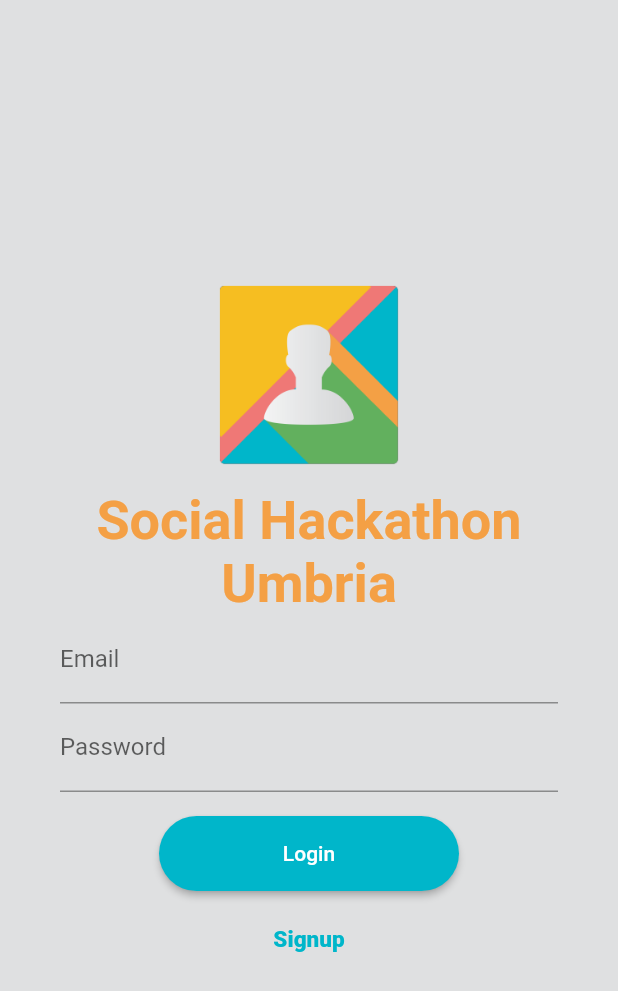
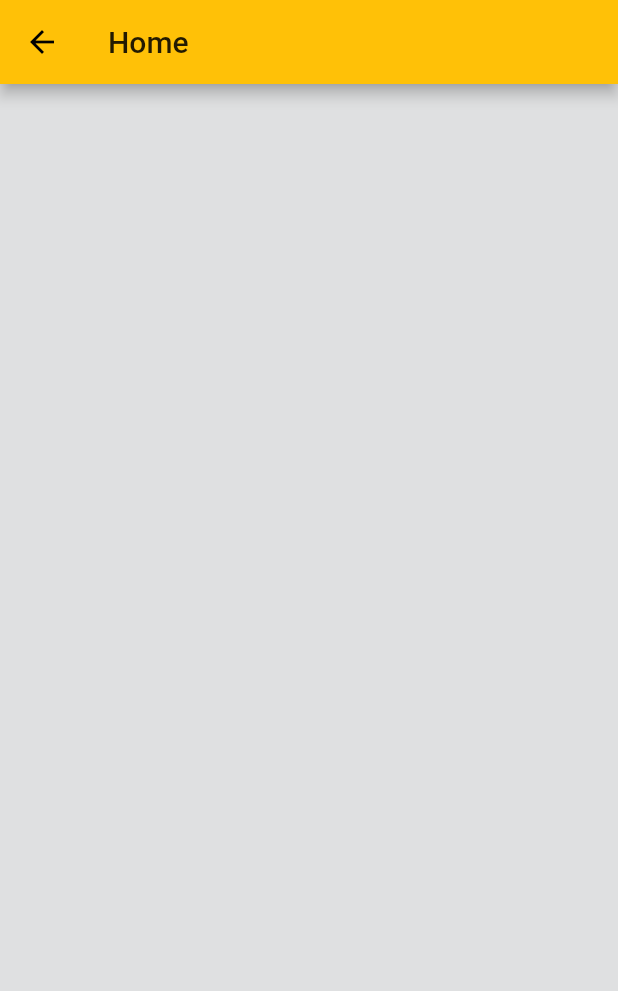
Before and after one commit to INDAPP/social_hackathon_umbria, a Flutter app: the Home screen opened directly, on a phone screen of 412 x 824 dp. Shown: the top 991 px of the screen. Run offline on Flutter 3.47's test engine with Material 2 defaults, Android fonts, the phone set to English and light mode, and no system bars.

```diff
--- a/lib/app.dart
+++ b/lib/app.dart
@@ -1,11 +1,11 @@
 import 'package:flutter/material.dart';
-import 'package:social_hackathon_umbria/home.dart';
+import 'package:social_hackathon_umbria/login.dart';
 
 class App extends StatelessWidget {
   @override
   Widget build(BuildContext context) => MaterialApp(
         title: "Social Hackathon",
-        home: Home(),
+        home: Login(),
         theme: _createTheme(),
       );
 
--- a/lib/home.dart
+++ b/lib/home.dart
@@ -1,140 +1,26 @@
 import 'package:flutter/material.dart';
-import 'package:social_hackathon_umbria/signup.dart';
+import 'package:social_hackathon_umbria/model_post.dart';
 
-const String myUsername = "Riccardo";
-const String myPassword = "123456";
-
-class Home extends StatefulWidget {
+class Home extends StatelessWidget {
   @override
-  State<StatefulWidget> createState() {
-    return _HomeState();
-  }
+  Widget build(BuildContext context) => Scaffold(
+        appBar: AppBar(
+          title: Text("Home"),
+        ),
+      );
 }
 
-class _HomeState extends State<Home> {
-  GlobalKey<FormState> _formKey = GlobalKey();
-
-  String? _email;
-  String? _password;
-
-  @override
-  Widget build(BuildContext context) => Scaffold(
-        body: Center(
-          child: SingleChildScrollView(
-            padding: const EdgeInsets.symmetric(vertical: 20, horizontal: 40),
-            child: Column(
-              mainAxisSize: MainAxisSize.max,
-              mainAxisAlignment: MainAxisAlignment.center,
-              children: [
-                _buildLogo(context),
-                _buildForm(context),
-                _buildActions(context),
-              ],
-            ),
-          ),
-        ),
-      );
-
-  Widget _buildLogo(BuildContext context) => Container(
-        child: Column(
-          mainAxisSize: MainAxisSize.min,
-          mainAxisAlignment: MainAxisAlignment.center,
-          children: [
-            SizedBox(height: 16),
-            Image.asset(
-              "images/shu_logo.png",
-              height: 120,
-            ),
-            SizedBox(height: 16),
-            Text(
-              "Social Hackathon Umbria",
-              style: Theme.of(context).textTheme.headline4,
-              textAlign: TextAlign.center,
-            ),
-          ],
-        ),
-      );
-
-  Widget _buildForm(BuildContext context) => Container(
-        child: Form(
-          key: _formKey,
-          child: Column(
-            mainAxisSize: MainAxisSize.min,
-            children: [
-              TextFormField(
-                validator: _validateEmail,
-                onSaved: (value) {
-                  _email = value;
-                },
-                decoration: InputDecoration(
-                  labelText: "Email",
-                ),
-              ),
-              TextFormField(
-                validator: _validatePassword,
-                onSaved: (value) {
-                  _password = value;
-                },
-                decoration: InputDecoration(
-                  labelText: "Password",
-                ),
-                obscureText: true,
-              ),
-
-            ],
-          ),
-        ),
-      );
-
-  Widget _buildActions(BuildContext context) => Container(
-        padding: EdgeInsets.only(top: 16),
-        child: Column(
-          children: [
-            ElevatedButton(
-              onPressed: _login,
-              child: Text("Login"),
-            ),
-            SizedBox(height: 8),
-            TextButton(
-              onPressed: _signup,
-              child: Text("Signup"),
-            ),
-          ],
-        ),
-      );
-
-  String? _validateEmail([String? email]) {
-    if (email?.contains("@") == true)
-      return null;
-    else
-      return "Inserire un'email valida";
-  }
-
-  String? _validatePassword([String? password]) {
-    final length = password?.length ?? 0;
-    if (length > 6)
-      return null;
-    else
-      return "Inserire almeno 6 caratteri";
-  }
-
-  void _login() {
-    final validated = _formKey.currentState?.validate() ?? false;
-    if (validated) {
-      _formKey.currentState?.save();
-
-      final email = _email;
-      final password = _password;
-
-      print(email);
-      print(password);
-      //TODO: eseguire il login
-    }
-  }
-
-  void _signup() {
-    showDialog(context: context, builder: _buildSignupDialog);
-  }
-
-  Widget _buildSignupDialog(BuildContext context) => Signup();
-}
+List<ModelPost> _mockPosts = [
+  ModelPost(
+    id: "skdvbsfkv",
+    date: DateTime(2020),
+    authorId: "ksdvbvbws",
+    content: "Primo post dell'Hackathon",
+  ),
+  ModelPost(
+    id: "skdvbsfte",
+    date: DateTime(2021),
+    authorId: "ksdvbvbws",
+    content: "Viva il Social Hackathon",
+  ),
+];
```
Also changed, not shown: lib/login.dart (added, +167 -0 lines), lib/model_post.dart (added, +15 -0 lines), lib/model_signup.dart (added, +11 -0 lines), lib/signup.dart (+18 -4 lines).
